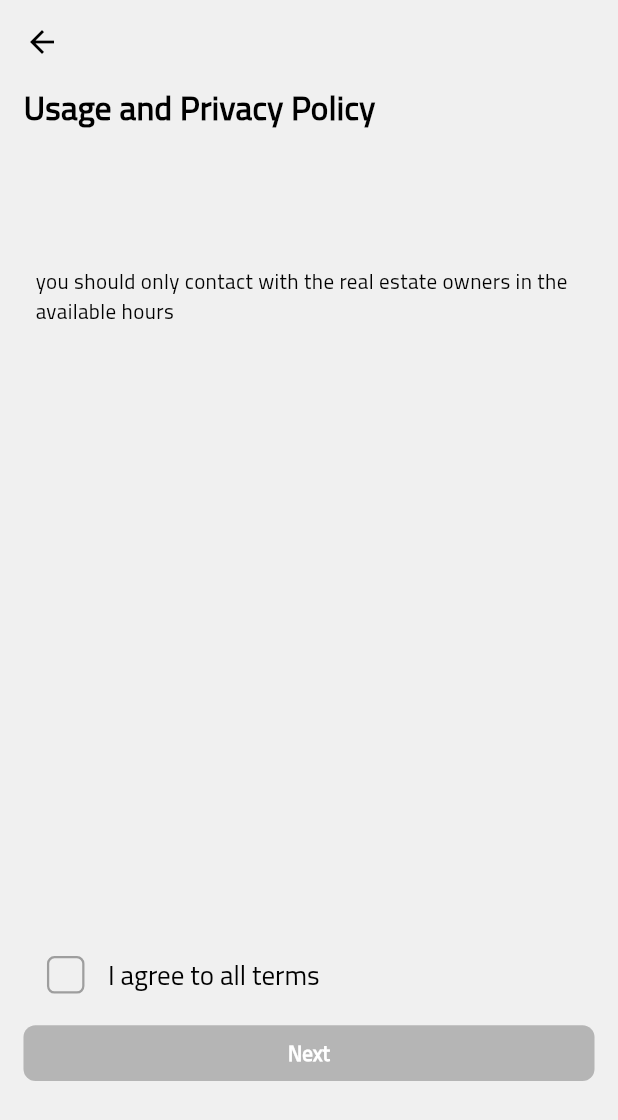
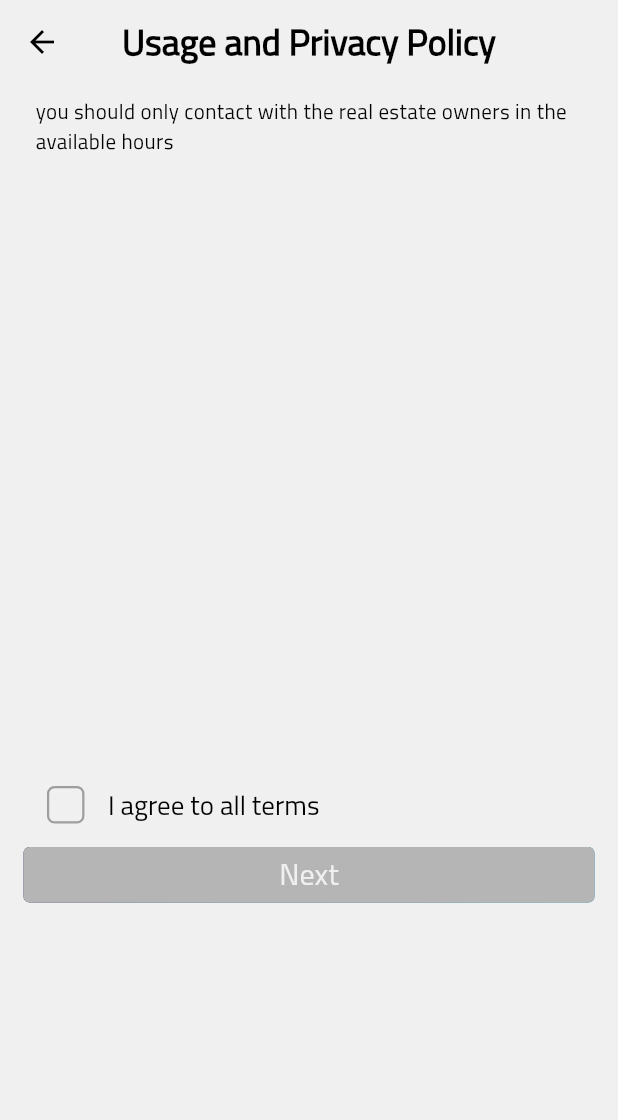
Before and after one commit to johnykoudsi/Nostra-Casa-Real-Estate, a Flutter app: the screen it shows after launch, after a tap on "Signup", on a phone screen of 412 x 824 dp. Shown: the top 1120 px of the screen. Run offline on Flutter 3.47's test engine with Material 2 defaults, Android fonts, the phone set to English and light mode, and no system bars; our stand-ins replace bloc, easy_localization, equatable, flutter_bloc, flutter_svg; project files that could hold a hidden picture were left out.

Commit message:
ui changes

```diff
--- a/lib/main.dart
+++ b/lib/main.dart
@@ -4,16 +4,13 @@ import 'package:nostra_casa/utility/app_router.dart';
 import 'package:nostra_casa/utility/app_style.dart';
 
 void main() {
-  runApp(
-      EasyLocalization(
-      supportedLocales: const [Locale('en'), Locale('ar')],
-      path: 'assets/translation',
-      startLocale: const Locale('en'),
-      // <-- change the path of the translation files
-      fallbackLocale: const Locale('en'),
-      child: MyApp(appRouter: AppRouter()),
-      ),
-  );
+  runApp(EasyLocalization(
+    supportedLocales: const [Locale('en'), Locale('ar')],
+    path: 'assets/translation',
+    startLocale: const Locale('en'),
+    fallbackLocale: const Locale('en'),
+    child: MyApp(appRouter: AppRouter()),
+  ));
 }
 
 class MyApp extends StatelessWidget {
--- a/lib/presentation/global_widgets/custom_elevated_button.dart
+++ /dev/null
@@ -1,46 +0,0 @@
-import 'package:flutter/foundation.dart';
-import 'package:flutter/material.dart';
-import 'package:nostra_casa/utility/app_style.dart';
-
-class CustomElevatedButton extends StatelessWidget {
-  final Color color;
-  final String title;
-  final Function()? onPressed;
-
-  const CustomElevatedButton({
-    required this.color,
-    required this.title,
-    required this.onPressed,
-    Key? key,
-  }) : super(key: key);
-
-  @override
-  Widget build(BuildContext context) {
-    double getWidth = MediaQuery.of(context).size.width;
-    double getHeight = MediaQuery.of(context).size.height;
-
-    return ElevatedButton(
-      style: ElevatedButton.styleFrom(
-        backgroundColor: color,
-        elevation: 0,
-        padding: const EdgeInsets.all(kIsWeb ? 15 : 8),
-        disabledBackgroundColor: AppStyle.kGreyColor,
-        animationDuration: const Duration(milliseconds: 250),
-        minimumSize: Size(double.infinity, getHeight * 0.045),
-        maximumSize:
-            Size(double.infinity, kIsWeb ? getHeight * 0.2 : getHeight * 0.1),
-        shape: const RoundedRectangleBorder(
-          borderRadius: BorderRadius.all(Radius.circular(8)),
-        ),
-      ),
-      onPressed: onPressed,
-      child: Text(
-        title,
-        style: TextStyle(
-            color: Colors.white,
-            fontFamily: AppStyle.fontName,
-            fontWeight: AppFontWeight.bold),
-      ),
-    );
-  }
-}
--- a/lib/presentation/global_widgets/dialogs_widgets/dialogs_yes_no.dart
+++ b/lib/presentation/global_widgets/dialogs_widgets/dialogs_yes_no.dart
@@ -45,7 +45,7 @@ class DialogsWidgetsYesNo {
                     Expanded(
                       child: ElevatedButtonWidget(
                         title: noTitle,
-                        color: AppStyle.kGreyColor,
+                        mainColor: AppStyle.kGreyColor,
                         onPressed: onNoTap,
                       ),
                     ),
@@ -104,7 +104,8 @@ class DialogsWidgetsYesNo {
                       flex: 6,
                       child: ElevatedButtonWidget(
                         title: "Cancel",
-                        color: AppStyle.kGreyColor,
+                        mainColor: AppStyle.kGreyColor,
+                        gradientColor: AppStyle.kGreyColor,
                         onPressed: () => Navigator.of(context).pop(false),
                       ),
                     ),
--- a/lib/presentation/global_widgets/elevated_button_widget.dart
+++ b/lib/presentation/global_widgets/elevated_button_widget.dart
@@ -7,8 +7,9 @@ import 'package:nostra_casa/utility/app_style.dart';
 class ElevatedButtonWidget extends StatelessWidget {
 
   ElevatedButtonWidget(
-      {this.color = AppStyle.darkBlueColor,
-      this.fontFamily = "Cairo",
+      {
+        this.mainColor = AppStyle.darkBlueColor,
+        this.gradientColor = AppStyle.lightBlueColor,
       this.fontSize = 18,
       this.title = '',
       this.onPressed,
@@ -19,20 +20,30 @@ class ElevatedButtonWidget extends StatelessWidget {
   Function()? onPressed;
   String title;
   int fontSize;
-  String fontFamily;
-  Color? color;
+  Color mainColor;
+  Color gradientColor;
 
   @override
   Widget build(BuildContext context) {
     double getWidth = MediaQuery.of(context).size.width;
     double getHeight = MediaQuery.of(context).size.height;
-    // SizeConfig().init(context);
-    return ElevatedButton(
+    return Container(
+      height: getHeight * 0.045,
+      decoration:  BoxDecoration(
+        gradient: LinearGradient(
+          begin: const Alignment(0.85, -0.53),
+          end: const Alignment(-0.85, 0.53),
+          colors: [
+            gradientColor,
+            mainColor
+          ],
+        ),
+        borderRadius: AppStyle.k4RadiusLowerPadding,
+      ),
+      child: ElevatedButton(
         style: ElevatedButton.styleFrom(
-        // side: BorderSide(
-        //   color: border ? kGreenColor : Colors.transparent,
-        // ),
-        backgroundColor: color,
+          backgroundColor: Colors.transparent,
+          shadowColor: Colors.transparent,
           foregroundColor: const Color(0xff232323) ,
           elevation: 0,
           disabledBackgroundColor: AppStyle.kGreyColor,
@@ -46,11 +57,11 @@ class ElevatedButtonWidget extends StatelessWidget {
         onPressed: onPressed,
         child: Text(
           title,
-        style: TextStyle(
-          fontFamily: fontFamily,
-          height: 1.5,
+          style: const TextStyle(
+            height: 1,
             color: AppStyle.kBackGroundColor,
             fontSize: 20,
+          ),
         ),
       ),
     );
--- a/lib/presentation/policy.dart
+++ b/lib/presentation/policy.dart
@@ -1,7 +1,7 @@
 import 'package:flutter/material.dart';
 import 'package:flutter_bloc/flutter_bloc.dart';
 import 'package:nostra_casa/presentation/global_widgets/custom_check_box.dart';
-import 'package:nostra_casa/presentation/global_widgets/custom_elevated_button.dart';
+import 'package:nostra_casa/presentation/global_widgets/elevated_button_widget.dart';
 import 'package:nostra_casa/utility/app_style.dart';
 import 'package:nostra_casa/utility/enums.dart';
 import '../../business_logic/get_bloc/get_bloc.dart';
@@ -21,7 +21,6 @@ class _PolicyState extends State<Policy> {
   void changeAcceptance() {
     setState(() {
       accept = !accept;
-
     });
   }
 
@@ -35,27 +34,14 @@ class _PolicyState extends State<Policy> {
         ..add(GetRequestApiEvent(getRequestType: GetRequestType.contactInfo)),
       child: SafeArea(
         child: Scaffold(
-          appBar: AppBar(),
+          appBar: AppBar(
+            title: Text(widget.title),
+          ),
           body: Padding(
             padding: EdgeInsets.fromLTRB(screenWidth * 0.038, 0,
-                screenWidth * 0.038, screenWidth * 0.038
-            ),
+                screenWidth * 0.038, screenWidth * 0.038),
             child: Column(
               children: [
-                Row(
-                  children: [
-                    Text(
-                      widget.title,
-                      style: const TextStyle(
-                          fontWeight: AppFontWeight.bold,
-                          fontSize: 22,
-                          fontFamily: "Cairo"),
-                    ),
-                  ],
-                ),
-                SizedBox(
-                  height: screenHeight * 0.1,
-                ),
                 const Padding(
                   padding: EdgeInsets.all(8.0),
                   child: Text(
@@ -64,10 +50,10 @@ class _PolicyState extends State<Policy> {
                 SizedBox(
                   height: screenHeight * 0.5,
                 ),
+
                 Padding(
                   padding: EdgeInsets.fromLTRB(screenWidth * 0.038, 0,
-                      screenWidth * 0.038, screenWidth * 0.038
-                  ),
+                      screenWidth * 0.038, screenWidth * 0.038),
                   child: Row(
                     children: [
                       CustomCheckbox(
@@ -80,7 +66,9 @@ class _PolicyState extends State<Policy> {
                         },
                       ),
                       Padding(
-                        padding: EdgeInsets.only(left: screenWidth * 0.038,right: screenWidth * 0.038),
+                        padding: EdgeInsets.only(
+                            left: screenWidth * 0.038,
+                            right: screenWidth * 0.038),
                         child: Text(
                           "I agree to all terms",
                           style: Theme.of(context).textTheme.headline5!,
@@ -89,14 +77,18 @@ class _PolicyState extends State<Policy> {
                     ],
                   ),
                 ),
-                 CustomElevatedButton(
-                  color: AppStyle.darkBlueColor,
-                  title: 'Next',
-                  onPressed: accept ? (){Navigator.pushNamed(context, "/signup");} : null
-                ),
+                ElevatedButtonWidget(
+                    mainColor: AppStyle.darkBlueColor,
+                    title: 'Next',
+                    onPressed: accept
+                        ? () {
+                            Navigator.pushNamed(context, "/signup");
+                          }
+                        : null),
               ],
             ),
           ),
+
         ),
       ),
     );
--- a/lib/presentation/welcome/welcome.dart
+++ b/lib/presentation/welcome/welcome.dart
@@ -2,6 +2,7 @@ import 'package:easy_localization/easy_localization.dart';
 import 'package:flutter/material.dart';
 import 'package:nostra_casa/presentation/global_widgets/dialogs_widgets/dialogs_yes_no.dart';
 import 'package:nostra_casa/utility/app_assets.dart';
+import 'package:nostra_casa/utility/app_routes.dart';
 import 'package:nostra_casa/utility/app_style.dart';
 import '../global_widgets/elevated_button_widget.dart';
 
@@ -17,29 +18,30 @@ class WelcomeScreen extends StatelessWidget {
       body: Stack(
         children: [
           Container(
-            decoration:  BoxDecoration(
-                image: DecorationImage(
-                    image: const AssetImage(AppAssets.welcome),
-                    fit: BoxFit.cover,
-                  colorFilter: ColorFilter.mode(
-                      AppStyle.darkBlueColor.withOpacity(0.3),
-                      BlendMode.darken
-                  ),
-                ),
+            decoration: BoxDecoration(
+              image: DecorationImage(
+                image: const AssetImage(AppAssets.welcome),
+                fit: BoxFit.cover,
+                colorFilter: ColorFilter.mode(
+                    AppStyle.darkBlueColor.withOpacity(0.6), BlendMode.darken),
+              ),
             ),
           ),
           Padding(
             padding: EdgeInsets.fromLTRB(getWidth * 0.038, getHeight * 0.5,
-                getWidth * 0.038, getWidth * 0.038
-            ),
+                getWidth * 0.038, getWidth * 0.038),
             child: Column(
               children: [
                 Text('Hello !'.tr(),
-                    style: Theme.of(context).textTheme.headline2!.copyWith(color: AppStyle.kBackGroundColor)
-                ),
+                    style: Theme.of(context)
+                        .textTheme
+                        .headline2!
+                        .copyWith(color: AppStyle.kBackGroundColor)),
                 Text('Welcome to NostraCasa'.tr(),
-                    style: Theme.of(context).textTheme.headline4!.copyWith(color:  AppStyle.kBackGroundColor)
-                ),
+                    style: Theme.of(context)
+                        .textTheme
+                        .headline4!
+                        .copyWith(color: AppStyle.kBackGroundColor)),
                 Padding(
                   padding: EdgeInsets.only(top: getHeight * 0.04),
                   child: Column(
@@ -49,26 +51,38 @@ class WelcomeScreen extends StatelessWidget {
                         onPressed: () {},
                       ),
                       Padding(
-                        padding: const EdgeInsets.symmetric(vertical: 4),
+                        padding: const EdgeInsets.symmetric(vertical: 10),
                         child: ElevatedButtonWidget(
                           title: 'Signup'.tr(),
-                          onPressed: () {Navigator.pushNamed(context, "/policy");},
+                          onPressed: () {
+                            //todo : johny use app router class to navigate instead
+                            Navigator.pushNamed(context, "/policy");
+                          },
                         ),
                       ),
+                      const SizedBox(
+                        height: 10,
+                      ),
                       GestureDetector(
-                        onTap: () {},
+                        onTap: () {
+                          Navigator.of(context).pushNamed(AppRoutes.bottomNavBar);
+                        },
                         child: Row(
                           mainAxisAlignment: MainAxisAlignment.center,
                           children: [
-                            Text(
-                              'Continue as a '.tr(),
-                                style: Theme.of(context).textTheme.headline6!.copyWith(color:  AppStyle.kBackGroundColor)
-                            ),
-                            Text(
-                              'Guest'.tr(),
-                                style: Theme.of(context).textTheme.headline6!.copyWith(color:  AppStyle.kBackGroundColor)
+                            Text('Continue as a '.tr(),
+                                style: Theme.of(context)
+                                    .textTheme
+                                    .headline6!
+                                    .copyWith(
+                                        color: AppStyle.kBackGroundColor)),
+                            Text('Guest'.tr(),
 
-                            ),
+                                style: Theme.of(context)
+                                    .textTheme
+                                    .headline6!
+                                    .copyWith(
+                                        color: AppStyle.kBackGroundColor)),
                           ],
                         ),
                       ),
--- a/lib/utility/app_assets.dart
+++ b/lib/utility/app_assets.dart
@@ -7,9 +7,6 @@ class AppAssets{
   static const houseAdd = "assets/images/house-add.svg";
   static const heart = "assets/images/heart.svg";
   static const more = "assets/images/more.svg";
-
-
-
   static const welcome = "assets/images/welc.jpg";
 
 }
--- a/lib/utility/app_router.dart
+++ b/lib/utility/app_router.dart
@@ -2,7 +2,6 @@ import 'package:flutter/material.dart';
 import 'package:nostra_casa/presentation/signup/signup.dart';
 import 'package:nostra_casa/presentation/welcome/welcome.dart';
 import '../presentation/bottom_nav_bar/bottom_nav_bar.dart';
-import '../presentation/home.dart';
 import '../presentation/policy.dart';
 import 'app_routes.dart';
 
--- a/lib/utility/app_style.dart
+++ b/lib/utility/app_style.dart
@@ -3,6 +3,7 @@ import 'package:flutter/material.dart';
 class AppStyle {
   static const Color blackColor = Color(0xFF000000);
   static const Color darkBlueColor = Color(0xff20315a);
+  static const Color lightBlueColor = Color(0xFF197FB7);
   static const Color kBackGroundColor = Color(0xffF0F0F0);
   static const Color kGreyColor = Color(0xFFb5b5b5);
   static const Color redColor = Color(0xFFD81721);
@@ -28,10 +29,10 @@ class AppStyle {
         surfaceTintColor: darkBlueColor,
         centerTitle: true,
         titleTextStyle: TextStyle(
-          fontSize: 20,
+          fontSize: 24,
           color: blackColor,
           fontFamily: fontName,
-          fontWeight: FontWeight.w800,
+          fontWeight: AppFontWeight.bold,
         ),
     ),
     dividerColor: const Color(0xFFD9D9D9),
--- a/pubspec.yaml
+++ b/pubspec.yaml
@@ -37,5 +37,5 @@ flutter:
   fonts:
     - family: Cairo
       fonts:
-        - asset: fonts/Cairo-Regular.ttf
+        - asset: fonts/CAIRO-REGULAR.OTF
   uses-material-design: true
```
Also changed, not shown: fonts/CAIRO-REGULAR.OTF (added). Lines whose indentation alone changed are shown as unchanged.
